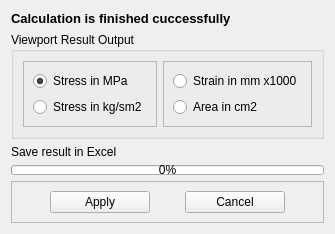
Above: infoform.ui from DOrlov74/DefModel before the change. Below: the same form after it.
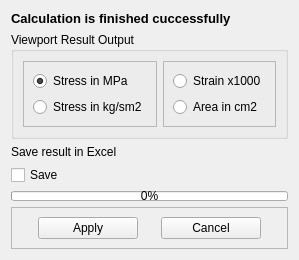
That is the form after the change.

Patch:
```diff
--- a/infoform.ui
+++ b/infoform.ui
@@ -7,7 +7,7 @@
     <x>0</x>
     <y>0</y>
     <width>299</width>
-    <height>217</height>
+    <height>240</height>
    </rect>
   </property>
   <property name="sizePolicy">
@@ -87,7 +87,7 @@
          <item>
           <widget class="QRadioButton" name="strainButton">
            <property name="text">
-            <string>Strain in mm x1000</string>
+            <string>Strain x1000</string>
            </property>
           </widget>
          </item>
@@ -111,6 +111,13 @@
      </property>
     </widget>
    </item>
+   <item>
+    <widget class="QCheckBox" name="saveCheckBox">
+     <property name="text">
+      <string>Save</string>
+     </property>
+    </widget>
+   </item>
    <item>
     <widget class="QProgressBar" name="cProgressBar">
      <property name="maximumSize">
```
